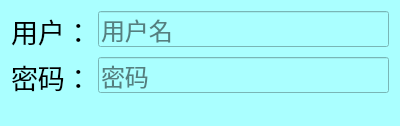
malik1988/StoreManager, file login.ui: the form before one commit.
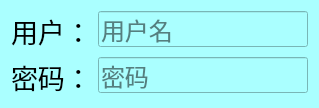
The form after the commit.

```diff
--- a/login.ui
+++ b/login.ui
@@ -23,6 +23,12 @@
    <bool>false</bool>
   </property>
   <layout class="QFormLayout" name="formLayout">
+   <property name="sizeConstraint">
+    <enum>QLayout::SetFixedSize</enum>
+   </property>
+   <property name="formAlignment">
+    <set>Qt::AlignLeading|Qt::AlignLeft|Qt::AlignVCenter</set>
+   </property>
    <item row="1" column="0">
     <widget class="QLabel" name="label">
      <property name="font">
```
